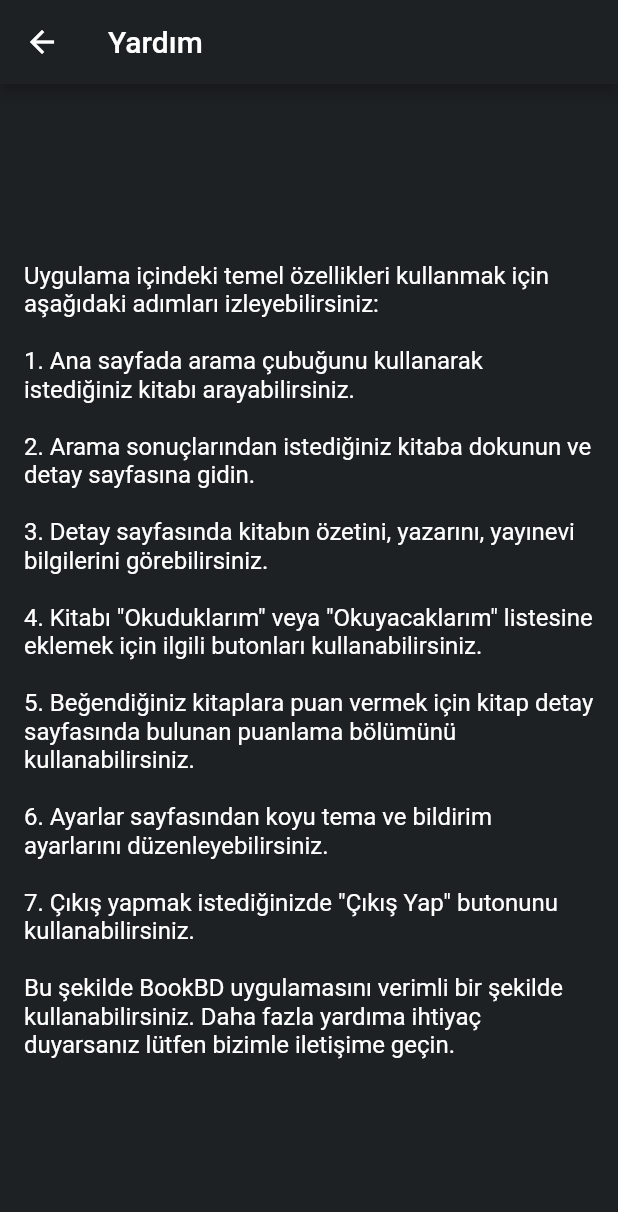
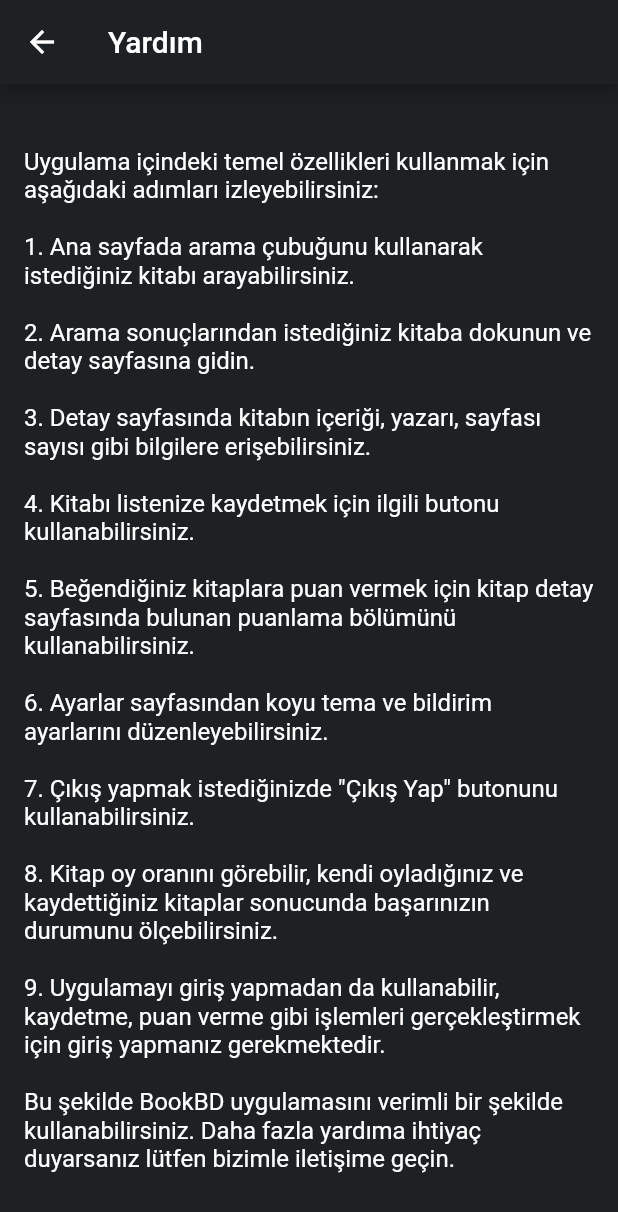
Before and after one commit to nisabnt/GOUA-F-150, a Flutter app: the HelpPage screen opened directly, on a phone screen of 412 x 824 dp. Shown: the top 1212 px of the screen. Run offline on Flutter 3.47's test engine with Material 2 defaults, Android fonts, the phone set to English and light mode, and no system bars; our stand-ins replace cloud_firestore, firebase_auth, firebase_core, flutter_card_swiper, flutter_rating_bar, flutter_signin_button and 4 more; missing offline and left inert: dart:ffi; accounts and stored records are empty.

Commit message:
Ayarlar Guncellendi

```diff
--- a/lib/Screens/settingsPage.dart
+++ b/lib/Screens/settingsPage.dart
@@ -180,7 +180,7 @@ class HelpPage extends StatelessWidget {
         child: Padding(
           padding: EdgeInsets.all(16),
           child: Text(
-            'Uygulama içindeki temel özellikleri kullanmak için aşağıdaki adımları izleyebilirsiniz:\n\n1. Ana sayfada arama çubuğunu kullanarak istediğiniz kitabı arayabilirsiniz.\n\n2. Arama sonuçlarından istediğiniz kitaba dokunun ve detay sayfasına gidin.\n\n3. Detay sayfasında kitabın özetini, yazarını, yayınevi bilgilerini görebilirsiniz.\n\n4. Kitabı "Okuduklarım" veya "Okuyacaklarım" listesine eklemek için ilgili butonları kullanabilirsiniz.\n\n5. Beğendiğiniz kitaplara puan vermek için kitap detay sayfasında bulunan puanlama bölümünü kullanabilirsiniz.\n\n6. Ayarlar sayfasından koyu tema ve bildirim ayarlarını düzenleyebilirsiniz.\n\n7. Çıkış yapmak istediğinizde "Çıkış Yap" butonunu kullanabilirsiniz.\n\nBu şekilde BookBD uygulamasını verimli bir şekilde kullanabilirsiniz. Daha fazla yardıma ihtiyaç duyarsanız lütfen bizimle iletişime geçin.',
+            'Uygulama içindeki temel özellikleri kullanmak için aşağıdaki adımları izleyebilirsiniz:\n\n1. Ana sayfada arama çubuğunu kullanarak istediğiniz kitabı arayabilirsiniz.\n\n2. Arama sonuçlarından istediğiniz kitaba dokunun ve detay sayfasına gidin.\n\n3. Detay sayfasında kitabın içeriği, yazarı, sayfası sayısı gibi bilgilere erişebilirsiniz.\n\n4. Kitabı listenize kaydetmek için ilgili butonu kullanabilirsiniz.\n\n5. Beğendiğiniz kitaplara puan vermek için kitap detay sayfasında bulunan puanlama bölümünü kullanabilirsiniz.\n\n6. Ayarlar sayfasından koyu tema ve bildirim ayarlarını düzenleyebilirsiniz.\n\n7. Çıkış yapmak istediğinizde "Çıkış Yap" butonunu kullanabilirsiniz.\n\n8. Kitap oy oranını görebilir, kendi oyladığınız ve kaydettiğiniz kitaplar sonucunda başarınızın durumunu ölçebilirsiniz.\n\n9. Uygulamayı giriş yapmadan da kullanabilir, kaydetme, puan verme gibi işlemleri gerçekleştirmek için giriş yapmanız gerekmektedir.\n\nBu şekilde BookBD uygulamasını verimli bir şekilde kullanabilirsiniz. Daha fazla yardıma ihtiyaç duyarsanız lütfen bizimle iletişime geçin.',
             style: TextStyle(fontSize: 16, color: Colors.white),
           ),
         ),
```
